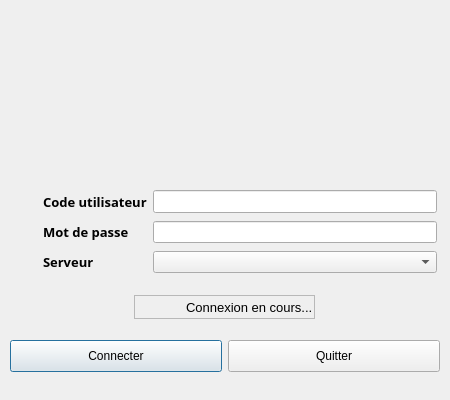
The window that client/src/LoginDialog.ui (introlab/openteraplus) describes before a commit, drawn with Qt 5.
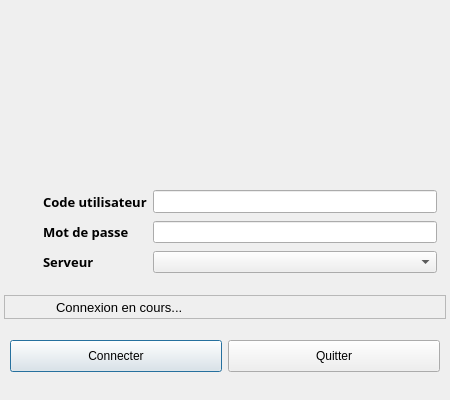
The same window after the commit. Icons and pictures are not drawn.

The edit to the form file:
```diff
--- a/client/src/LoginDialog.ui
+++ b/client/src/LoginDialog.ui
@@ -389,10 +389,10 @@
      </layout>
     </widget>
    </item>
-   <item alignment="Qt::AlignHCenter">
+   <item>
     <widget class="QFrame" name="frameMessage">
      <property name="sizePolicy">
-      <sizepolicy hsizetype="Preferred" vsizetype="Maximum">
+      <sizepolicy hsizetype="MinimumExpanding" vsizetype="Maximum">
        <horstretch>0</horstretch>
        <verstretch>0</verstretch>
       </sizepolicy>
@@ -447,7 +447,7 @@
         </property>
        </widget>
       </item>
-      <item>
+      <item alignment="Qt::AlignHCenter">
        <widget class="QLabel" name="lblLoadingIcon">
         <property name="minimumSize">
          <size>
@@ -475,7 +475,7 @@
       <item>
        <widget class="QLabel" name="lblMessage">
         <property name="sizePolicy">
-         <sizepolicy hsizetype="Preferred" vsizetype="Preferred">
+         <sizepolicy hsizetype="MinimumExpanding" vsizetype="Preferred">
           <horstretch>0</horstretch>
           <verstretch>0</verstretch>
          </sizepolicy>
```
Left out of the diff: 28 changed lines with no effect on the pictures.
